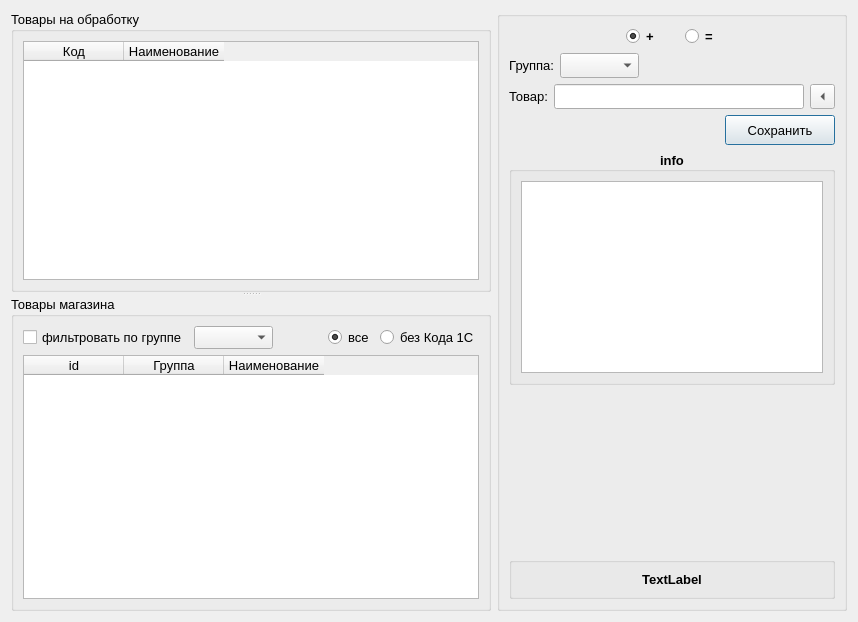
This is ocMeridia/product_form.ui in Skyrim78/ocMeridia as Qt 5 draws it before an edit. The edited form follows.
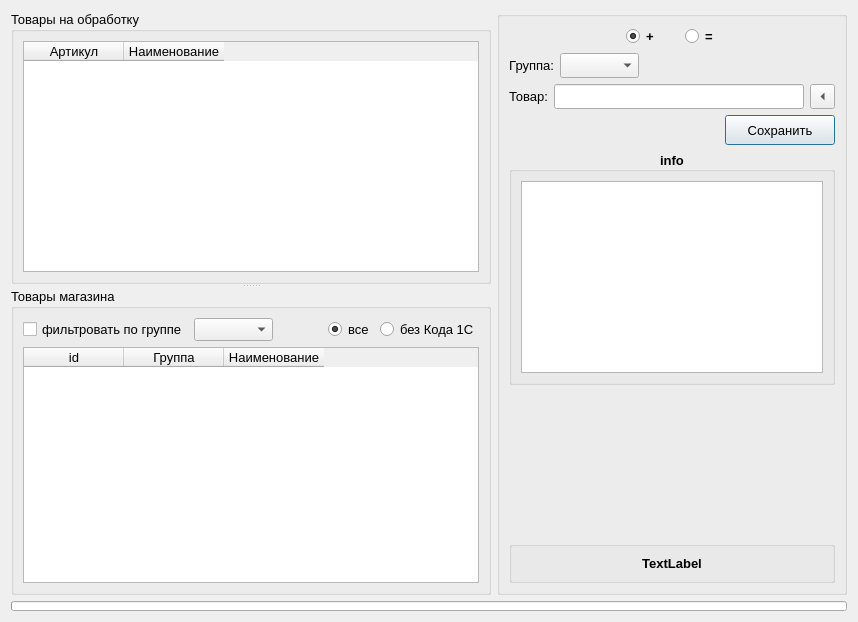
This is the edited form.

The edit to the form file:
```diff
--- a/ocMeridia/product_form.ui
+++ b/ocMeridia/product_form.ui
@@ -49,7 +49,7 @@
              </attribute>
              <column>
               <property name="text">
-               <string>Код</string>
+               <string>Артикул</string>
               </property>
              </column>
              <column>
@@ -465,6 +465,22 @@
      </item>
     </layout>
    </item>
+   <item row="1" column="0">
+    <widget class="QProgressBar" name="progressBar">
+     <property name="maximumSize">
+      <size>
+       <width>16777215</width>
+       <height>10</height>
+      </size>
+     </property>
+     <property name="value">
+      <number>0</number>
+     </property>
+     <property name="textVisible">
+      <bool>false</bool>
+     </property>
+    </widget>
+   </item>
   </layout>
  </widget>
  <resources/>
```
